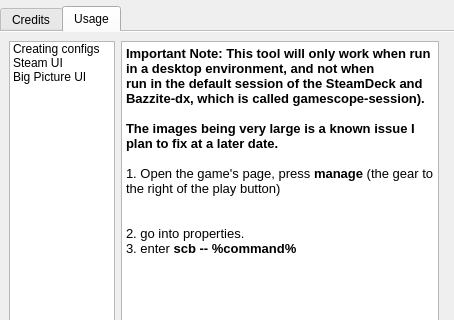
The window that about.ui (rfrench3/scopebuddy-gui) describes before a commit, drawn with Qt 5; both pictures show x 0 to 454 and y 0 to 320 of the 454 by 472 pixel window.
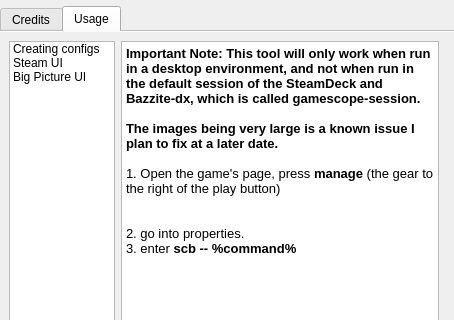
The same window after the commit. The open tabs and pages were chosen to show the change. Icons and pictures are not drawn.

Commit message: update ToDo and touch-up UI

```diff
--- a/about.ui
+++ b/about.ui
@@ -263,8 +263,7 @@
 li.unchecked::marker { content: &quot;\2610&quot;; }
 li.checked::marker { content: &quot;\2612&quot;; }
 &lt;/style&gt;&lt;/head&gt;&lt;body style=&quot; font-family:'Noto Sans'; font-size:10pt; font-weight:400; font-style:normal;&quot;&gt;
-&lt;p style=&quot; margin-top:0px; margin-bottom:0px; margin-left:0px; margin-right:0px; -qt-block-indent:0; text-indent:0px;&quot;&gt;&lt;span style=&quot; font-weight:700;&quot;&gt;Important Note: This tool will only work when run in a desktop environment, and not when&lt;/span&gt;&lt;/p&gt;
-&lt;p style=&quot; margin-top:0px; margin-bottom:0px; margin-left:0px; margin-right:0px; -qt-block-indent:0; text-indent:0px;&quot;&gt;&lt;span style=&quot; font-weight:700;&quot;&gt;run in the default session of the SteamDeck and Bazzite-dx, which is called gamescope-session).&lt;/span&gt;&lt;/p&gt;
+&lt;p style=&quot; margin-top:0px; margin-bottom:0px; margin-left:0px; margin-right:0px; -qt-block-indent:0; text-indent:0px;&quot;&gt;&lt;span style=&quot; font-weight:700;&quot;&gt;Important Note: This tool will only work when run in a desktop environment, and not when run in the default session of the SteamDeck and Bazzite-dx, which is called gamescope-session.&lt;/span&gt;&lt;/p&gt;
 &lt;p style=&quot;-qt-paragraph-type:empty; margin-top:0px; margin-bottom:0px; margin-left:0px; margin-right:0px; -qt-block-indent:0; text-indent:0px; font-weight:700;&quot;&gt;&lt;br /&gt;&lt;/p&gt;
 &lt;p style=&quot; margin-top:0px; margin-bottom:0px; margin-left:0px; margin-right:0px; -qt-block-indent:0; text-indent:0px;&quot;&gt;&lt;span style=&quot; font-weight:700;&quot;&gt;The images being very large is a known issue I plan to fix at a later date.&lt;/span&gt;&lt;/p&gt;
 &lt;p style=&quot;-qt-paragraph-type:empty; margin-top:0px; margin-bottom:0px; margin-left:0px; margin-right:0px; -qt-block-indent:0; text-indent:0px;&quot;&gt;&lt;br /&gt;&lt;/p&gt;
```
Left out of the diff: 4 changed lines with no effect on the pictures. The commit also changes 3 other files.
